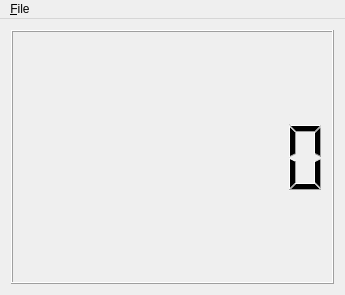
Before: the Qt Designer form design.ui in abel1502/QtCalc, drawn with Qt 5.
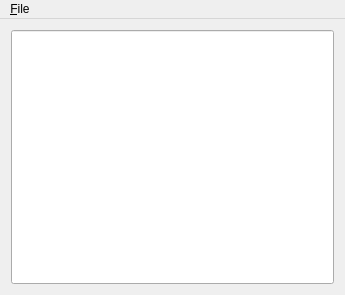
After: the same form once the commit is applied.

Commit message: output redesign

Patch:
```diff
--- a/design.ui
+++ b/design.ui
@@ -15,15 +15,21 @@
   </property>
   <widget class="QWidget" name="centralWidget">
    <layout class="QVBoxLayout" name="verticalLayout_2">
+    <item>
+     <widget class="QLineEdit" name="output">
+      <property name="sizePolicy">
+       <sizepolicy hsizetype="Expanding" vsizetype="Expanding">
+        <horstretch>0</horstretch>
+        <verstretch>0</verstretch>
+       </sizepolicy>
+      </property>
+      <property name="readOnly">
+       <bool>true</bool>
+      </property>
+     </widget>
+    </item>
     <item>
      <layout class="QVBoxLayout" name="VLayoutGeneral">
-      <item>
-       <widget class="QLCDNumber" name="output">
-        <property name="digitCount">
-         <number>8</number>
-        </property>
-       </widget>
-      </item>
       <item>
        <layout class="QGridLayout" name="GLayoutKbd"/>
       </item>
```
Left out of the diff: 2 changed lines with no effect on the pictures. The commit also changes 1 other file.
